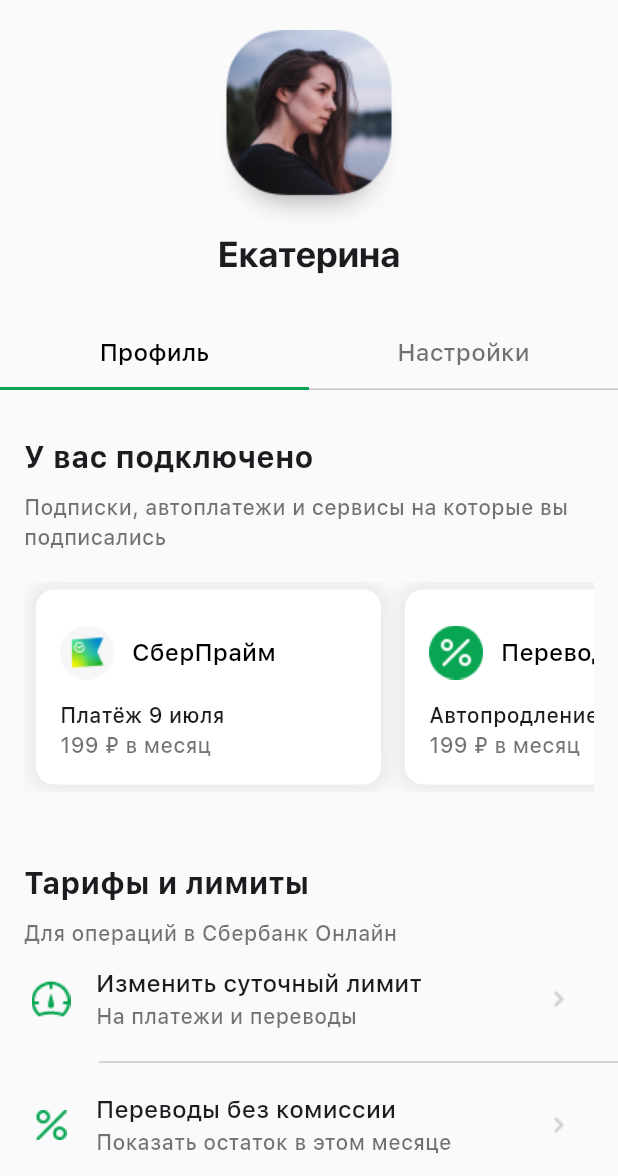
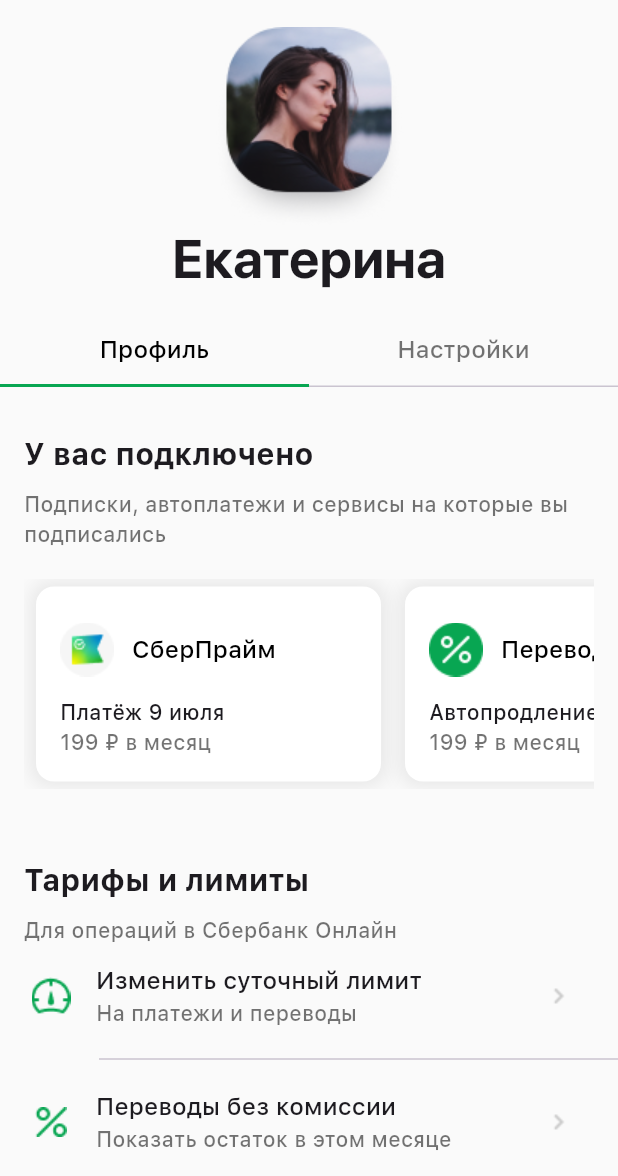
Before and after one commit to OlesiaShinkarenko/user_profile, a Flutter app: the screen it shows after launch, on a phone screen of 412 x 824 dp, the part 60-1236 px from its top. Run offline on Flutter 3.47's test engine with Material 3 defaults, Android fonts, the phone set to English and light mode, and no system bars.

Commit message:
Solved problem with app bar

```diff
--- a/lib/main.dart
+++ b/lib/main.dart
@@ -1,5 +1,3 @@
-import 'dart:ui';
-
 import 'package:flutter/material.dart';
 import 'package:user_profile/limit.dart';
 import 'package:user_profile/personal.dart';
@@ -53,12 +51,11 @@ class _MyHomePageState extends State<MyHomePage> {
           headerSliverBuilder: (BuildContext context, bool innerBoxIsScrolled) {
             return <Widget>[
               SliverAppBar(
-                elevation: 6.0,
+                expandedHeight: 250.0,
+                centerTitle: true,
                 shadowColor: Theme.of(context).hintColor,
-                expandedHeight: 300.0,
                 flexibleSpace: const Personal(
                     name: Strings.name, image: "assets/images/photo.png"),
-                centerTitle: true,
                 leading: IconButton(
                   onPressed: () {},
                   icon: const ImageIcon(AssetImage("assets/images/del.png")),
@@ -72,7 +69,10 @@ class _MyHomePageState extends State<MyHomePage> {
                     color: Theme.of(context).primaryColor,
                   )
                 ],
-                bottom: TabBar(
+              ),
+              SliverPersistentHeader(
+                  delegate: _SliverAppBarDelegate(
+                TabBar(
                   indicatorColor: Theme.of(context).primaryColor,
                   indicatorSize: TabBarIndicatorSize.tab,
                   labelStyle: Theme.of(context)
@@ -88,22 +88,22 @@ class _MyHomePageState extends State<MyHomePage> {
                     Tab(child: Text(Strings.tab2))
                   ],
                 ),
-              ),
+              )),
             ];
           },
           body: TabBarView(
             children: <Widget>[
               SingleChildScrollView(
-                child:  Padding(
-                  padding:
-                  EdgeInsets.only(top: 30, bottom: 32),
+                child: Padding(
+                  padding: EdgeInsets.only(top: 30, bottom: 32),
                   child: Column(
                     crossAxisAlignment: CrossAxisAlignment.start,
                     children: [
                       SubscribeView(
                         title: Strings.title1,
                         description: Strings.description1,
-                        padding: EdgeInsets.only(left: 16, bottom: 0, right: 16),
+                        padding:
+                            EdgeInsets.only(left: 16, bottom: 0, right: 16),
                         subscribes: [
                           Subscribe(
                               name: Strings.cardtitle1,
@@ -132,7 +132,8 @@ class _MyHomePageState extends State<MyHomePage> {
                               image: "assets/images/info.png"),
                         ],
                         title: Strings.title2,
-                        padding: const EdgeInsets.only(top: 46,left: 16, bottom: 0),
+                        padding:
+                            const EdgeInsets.only(top: 46, left: 16, bottom: 0),
                         description: Strings.description2,
                       ),
                       Interest(
@@ -144,10 +145,34 @@ class _MyHomePageState extends State<MyHomePage> {
                   ),
                 ),
               ),
-
-              Icon(Icons.directions_transit, size: 350),
+              Column()
             ],
           ),
         )));
   }
 }
+
+class _SliverAppBarDelegate extends SliverPersistentHeaderDelegate {
+  _SliverAppBarDelegate(this._tabBar);
+
+  final TabBar _tabBar;
+
+  @override
+  double get minExtent => _tabBar.preferredSize.height;
+
+  @override
+  double get maxExtent => _tabBar.preferredSize.height;
+
+  @override
+  Widget build(
+      BuildContext context, double shrinkOffset, bool overlapsContent) {
+    return new Container(
+      child: _tabBar,
+    );
+  }
+
+  @override
+  bool shouldRebuild(_SliverAppBarDelegate oldDelegate) {
+    return false;
+  }
+}
--- a/lib/personal.dart
+++ b/lib/personal.dart
@@ -9,17 +9,13 @@ class Personal extends StatelessWidget {
 
   @override
   Widget build(BuildContext context) {
-    return Padding(
-      padding: const EdgeInsets.only(top: 60),
-      child: Center(
-          child: Column(
-        children: [
-          Image(
-            image: AssetImage(image),
-          ),
-          Text(name, style: Theme.of(context).textTheme.titleLarge)
-        ],
-      )),
+    return FlexibleSpaceBar(
+      title: Text(name, style: Theme.of(context).textTheme.titleLarge, textAlign: TextAlign.center),
+      background: Image(
+        image: AssetImage(image),
+      ),
+      centerTitle: true,
+      collapseMode: CollapseMode.pin,
     );
   }
 }
```
